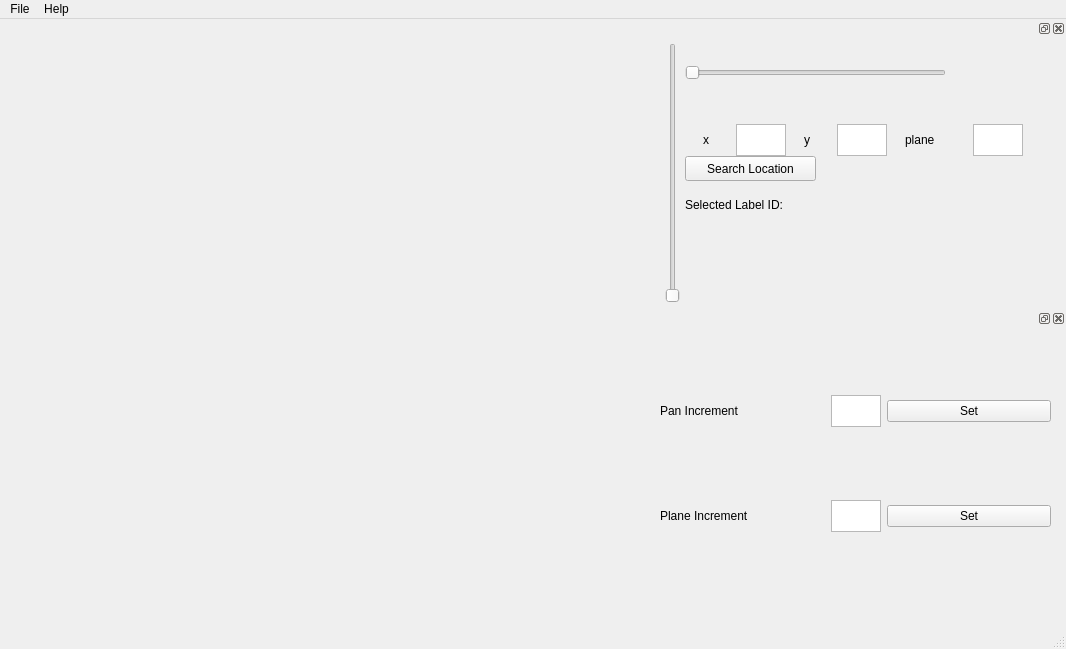
Before: the Qt Designer form dvid_viewer/Gui/dvid_viewer.ui in janelia-flyem/libdvid-utils, drawn with Qt 5.
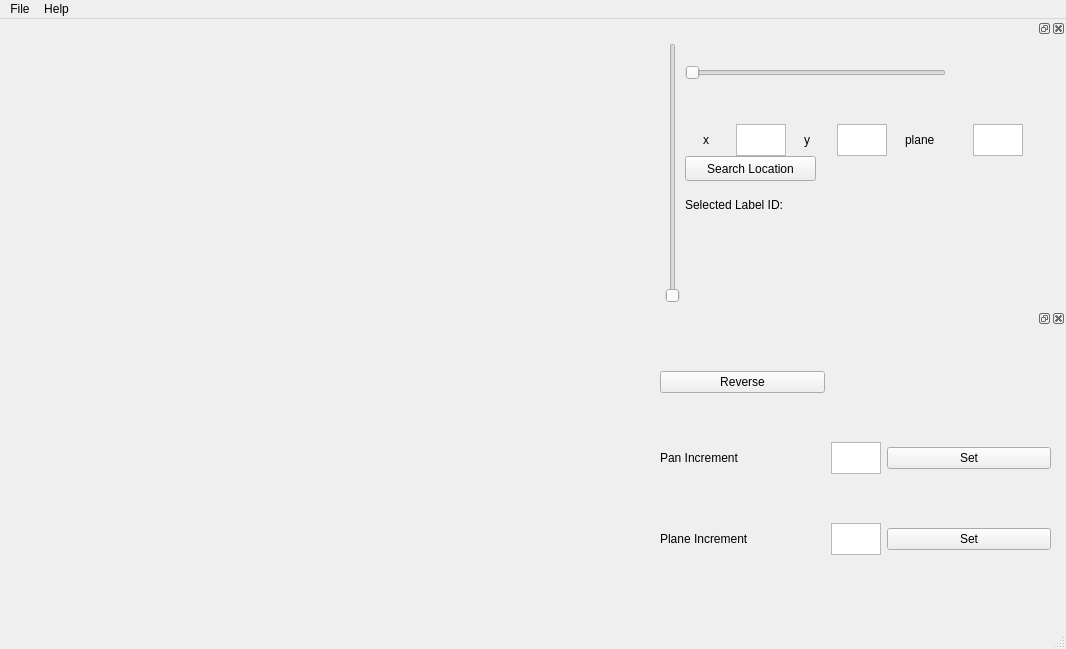
After: the same form once the commit is applied.

Commit message: implements label color map reverse mode

The edit to the form file:
```diff
--- a/dvid_viewer/Gui/dvid_viewer.ui
+++ b/dvid_viewer/Gui/dvid_viewer.ui
@@ -508,6 +508,13 @@
         </property>
        </widget>
       </item>
+      <item row="0" column="0">
+       <widget class="QPushButton" name="reverseButton">
+        <property name="text">
+         <string>Reverse</string>
+        </property>
+       </widget>
+      </item>
      </layout>
     </widget>
    </widget>
```
The commit also changes 6 other files.
